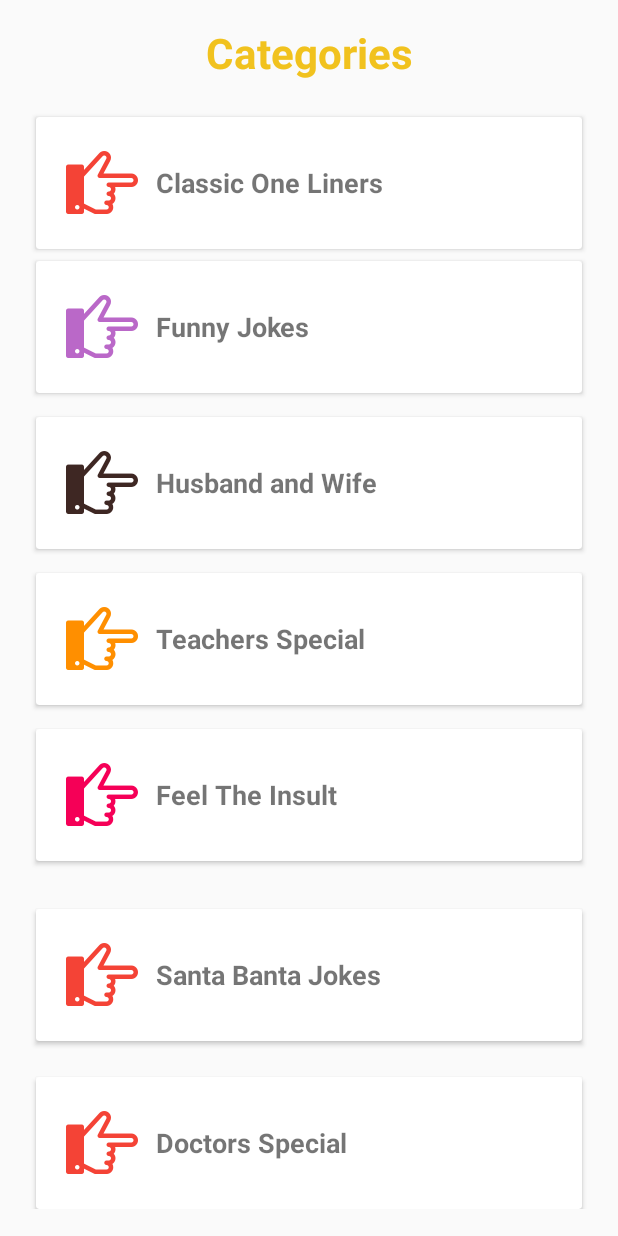
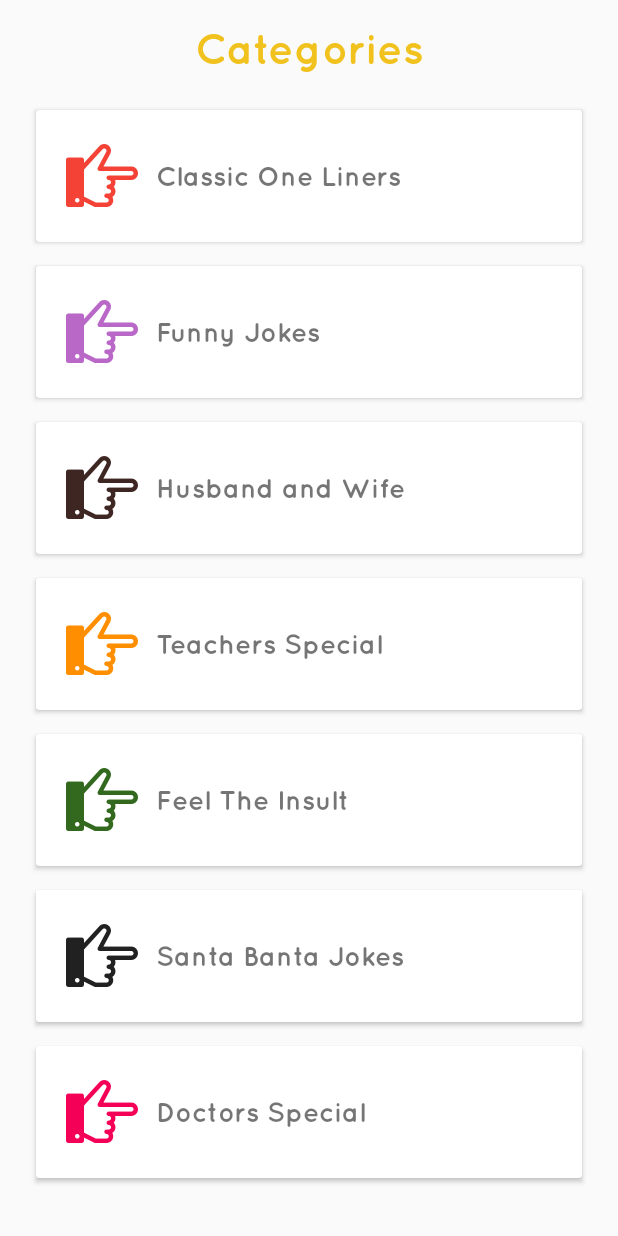
Before and after one commit to gosemathraj/TheJoke, an Android app: the layout fragment_home.xml on its own in the app's theme, with its tools: preview values and no code run, on a phone screen of 412 x 824 dp. Run offline under Robolectric (Android 15) with nearby library versions, the phone set to English and light mode, and no system bars.

Commit message:
first commit

```diff
--- a/app/build.gradle
+++ b/app/build.gradle
@@ -40,4 +40,5 @@ dependencies {
     testCompile 'junit:junit:4.12'
     compile project(path: ':backend', configuration: 'android-endpoints')
     compile project(path: ':whatajokeandroidlib')
+    androidTestCompile project(path: ':whatajoke')
 }
--- /dev/null
+++ b/app/src/main/java/com/gosemathraj/thejoke/CustomIconTextView.java
@@ -0,0 +1,42 @@
+package com.gosemathraj.thejoke;
+
+import android.annotation.TargetApi;
+import android.content.Context;
+import android.graphics.Typeface;
+import android.os.Build;
+import android.util.AttributeSet;
+import android.widget.TextView;
+
+/**
+ * Created by iamsparsh on 23/1/17.
+ */
+
+public class CustomIconTextView extends TextView {
+    public CustomIconTextView(Context context) {
+        super(context);
+        setFont(context);
+    }
+
+    public CustomIconTextView(Context context, AttributeSet attrs) {
+        super(context, attrs);
+        setFont(context);
+    }
+
+    public CustomIconTextView(Context context, AttributeSet attrs, int defStyleAttr) {
+        super(context, attrs, defStyleAttr);
+        setFont(context);
+    }
+
+    @TargetApi(Build.VERSION_CODES.LOLLIPOP)
+    public CustomIconTextView(Context context, AttributeSet attrs, int defStyleAttr, int defStyleRes) {
+        super(context, attrs, defStyleAttr, defStyleRes);
+        setFont(context);
+
+    }
+
+    public void setFont(Context context) {
+        Typeface face = Typeface.createFromAsset(context.getAssets(),
+                "icomoon.ttf");
+        setTypeface(face);
+    }
+}
--- /dev/null
+++ b/app/src/main/java/com/gosemathraj/thejoke/CustomTextView.java
@@ -0,0 +1,41 @@
+package com.gosemathraj.thejoke;
+
+import android.content.Context;
+import android.graphics.Typeface;
+import android.os.Build;
+import android.support.annotation.RequiresApi;
+import android.util.AttributeSet;
+import android.widget.TextView;
+
+/**
+ * Created by iamsparsh on 20/1/17.
+ */
+
+public class CustomTextView extends TextView {
+    public CustomTextView(Context context) {
+        super(context);
+        setFont(context);
+    }
+
+    public CustomTextView(Context context, AttributeSet attrs) {
+        super(context, attrs);
+        setFont(context);
+    }
+
+    public CustomTextView(Context context, AttributeSet attrs, int defStyleAttr) {
+        super(context, attrs, defStyleAttr);
+        setFont(context);
+    }
+
+    @RequiresApi(api = Build.VERSION_CODES.LOLLIPOP)
+    public CustomTextView(Context context, AttributeSet attrs, int defStyleAttr, int defStyleRes) {
+        super(context, attrs, defStyleAttr, defStyleRes);
+        setFont(context);
+    }
+
+    public void setFont(Context context){
+        Typeface face=Typeface.createFromAsset(context.getAssets(),
+                "quicksand.otf");
+        setTypeface(face);
+    }
+}
--- a/app/src/main/res/layout/fragment_home.xml
+++ b/app/src/main/res/layout/fragment_home.xml
@@ -9,21 +9,21 @@
     android:orientation="vertical"
     android:padding="@dimen/size16dp">
 
-    <TextView
+    <com.gosemathraj.thejoke.CustomTextView
         android:layout_width="match_parent"
         android:layout_height="wrap_content"
-        android:text="Categories"
+        android:text="@string/categoryTitle"
         android:gravity="center"
         android:textSize="@dimen/textsize28sp"
-        android:textColor="@color/yellow"
-        android:textStyle="bold"/>
+        android:textColor="@color/yellow"/>
 
     <android.support.v7.widget.CardView
         android:layout_width="match_parent"
         android:layout_height="wrap_content"
         android:layout_marginTop="@dimen/size24dp"
         android:layout_marginRight="@dimen/size8dp"
-        android:layout_marginLeft="@dimen/size8dp">
+        android:layout_marginLeft="@dimen/size8dp"
+        android:layout_marginBottom="@dimen/size8dp">
 
         <LinearLayout
             android:layout_width="match_parent"
@@ -32,7 +32,7 @@
             android:id="@+id/categoryOne"
             android:padding="@dimen/size8dp">
 
-            <com.gosemathraj.thejoke.CustomIcons
+            <com.gosemathraj.thejoke.CustomIconTextView
                 android:layout_width="@dimen/boxHeight"
                 android:layout_height="@dimen/boxHeight"
                 android:text="@string/pointerIcon"
@@ -40,13 +40,12 @@
                 android:gravity="center"
                 android:textColor="@color/redLight"/>
 
-            <TextView
+            <com.gosemathraj.thejoke.CustomTextView
                 android:layout_width="match_parent"
                 android:layout_height="wrap_content"
-                android:text="Classic One Liners"
+                android:text="@string/oneLiners"
                 android:textSize="@dimen/textsize18sp"
-                android:layout_gravity="center_vertical"
-                android:textStyle="bold"/>
+                android:layout_gravity="center_vertical"/>
 
         </LinearLayout>
 
@@ -64,7 +63,7 @@
             android:id="@+id/categoryTwo"
             android:padding="@dimen/size8dp">
 
-            <com.gosemathraj.thejoke.CustomIcons
+            <com.gosemathraj.thejoke.CustomIconTextView
                 android:layout_width="@dimen/boxHeight"
                 android:layout_height="@dimen/boxHeight"
                 android:text="@string/pointerIcon"
@@ -72,13 +71,12 @@
                 android:gravity="center"
                 android:textColor="@color/purpleLight"/>
 
-            <TextView
+            <com.gosemathraj.thejoke.CustomTextView
                 android:layout_width="match_parent"
                 android:layout_height="wrap_content"
-                android:text="Funny Jokes"
+                android:text="@string/funnyJokes"
                 android:textSize="@dimen/textsize18sp"
-                android:layout_gravity="center_vertical"
-                android:textStyle="bold"/>
+                android:layout_gravity="center_vertical"/>
 
         </LinearLayout>
 
@@ -96,7 +94,7 @@
             android:id="@+id/categoryThree"
             android:padding="@dimen/size8dp">
 
-            <com.gosemathraj.thejoke.CustomIcons
+            <com.gosemathraj.thejoke.CustomIconTextView
                 android:layout_width="@dimen/boxHeight"
                 android:layout_height="@dimen/boxHeight"
                 android:text="@string/pointerIcon"
@@ -104,13 +102,12 @@
                 android:gravity="center"
                 android:textColor="@color/darkBrown"/>
 
-            <TextView
+            <com.gosemathraj.thejoke.CustomTextView
                 android:layout_width="match_parent"
                 android:layout_height="wrap_content"
-                android:text="Husband and Wife"
+                android:text="@string/husbandAndWife"
                 android:textSize="@dimen/textsize18sp"
-                android:layout_gravity="center_vertical"
-                android:textStyle="bold"/>
+                android:layout_gravity="center_vertical"/>
 
         </LinearLayout>
 
@@ -128,7 +125,7 @@
             android:id="@+id/categoryFour"
             android:padding="@dimen/size8dp">
 
-            <com.gosemathraj.thejoke.CustomIcons
+            <com.gosemathraj.thejoke.CustomIconTextView
                 android:layout_width="@dimen/boxHeight"
                 android:layout_height="@dimen/boxHeight"
                 android:text="@string/pointerIcon"
@@ -136,13 +133,12 @@
                 android:gravity="center"
                 android:textColor="@color/safronLight"/>
 
-            <TextView
+            <com.gosemathraj.thejoke.CustomTextView
                 android:layout_width="match_parent"
                 android:layout_height="wrap_content"
-                android:text="Teachers Special"
+                android:text="@string/teacherSpecial"
                 android:textSize="@dimen/textsize18sp"
-                android:layout_gravity="center_vertical"
-                android:textStyle="bold"/>
+                android:layout_gravity="center_vertical"/>
 
         </LinearLayout>
 
@@ -160,21 +156,20 @@
             android:id="@+id/categoryFive"
             android:padding="@dimen/size8dp">
 
-            <com.gosemathraj.thejoke.CustomIcons
+            <com.gosemathraj.thejoke.CustomIconTextView
                 android:layout_width="@dimen/boxHeight"
                 android:layout_height="@dimen/boxHeight"
                 android:text="@string/pointerIcon"
                 android:textSize="@dimen/textsize48sp"
                 android:gravity="center"
-                android:textColor="@color/pinkLight"/>
+                android:textColor="@color/green"/>
 
-            <TextView
+            <com.gosemathraj.thejoke.CustomTextView
                 android:layout_width="match_parent"
                 android:layout_height="wrap_content"
-                android:text="Feel The Insult"
+                android:text="@string/insults"
                 android:textSize="@dimen/textsize18sp"
-                android:layout_gravity="center_vertical"
-                android:textStyle="bold"/>
+                android:layout_gravity="center_vertical"/>
 
         </LinearLayout>
 
@@ -183,9 +178,7 @@
     <android.support.v7.widget.CardView
         android:layout_width="match_parent"
         android:layout_height="wrap_content"
-        android:layout_marginTop="@dimen/size24dp"
-        android:layout_marginRight="@dimen/size8dp"
-        android:layout_marginLeft="@dimen/size8dp">
+        android:layout_margin="@dimen/size8dp">
 
         <LinearLayout
             android:layout_width="match_parent"
@@ -194,21 +187,20 @@
             android:id="@+id/categorySix"
             android:padding="@dimen/size8dp">
 
-            <com.gosemathraj.thejoke.CustomIcons
+            <com.gosemathraj.thejoke.CustomIconTextView
                 android:layout_width="@dimen/boxHeight"
                 android:layout_height="@dimen/boxHeight"
                 android:text="@string/pointerIcon"
                 android:textSize="@dimen/textsize48sp"
                 android:gravity="center"
-                android:textColor="@color/redLight"/>
+                android:textColor="@color/darkGrey"/>
 
-            <TextView
+            <com.gosemathraj.thejoke.CustomTextView
                 android:layout_width="match_parent"
                 android:layout_height="wrap_content"
-                android:text="Santa Banta Jokes"
+                android:text="@string/santaBanta"
                 android:textSize="@dimen/textsize18sp"
-                android:layout_gravity="center_vertical"
-                android:textStyle="bold"/>
+                android:layout_gravity="center_vertical"/>
 
         </LinearLayout>
 
@@ -217,9 +209,7 @@
     <android.support.v7.widget.CardView
         android:layout_width="match_parent"
         android:layout_height="wrap_content"
-        android:layout_marginTop="@dimen/size24dp"
-        android:layout_marginRight="@dimen/size8dp"
-        android:layout_marginLeft="@dimen/size8dp">
+        android:layout_margin="@dimen/size8dp">
 
         <LinearLayout
             android:layout_width="match_parent"
@@ -228,21 +218,20 @@
             android:id="@+id/categorySeven"
             android:padding="@dimen/size8dp">
 
-            <com.gosemathraj.thejoke.CustomIcons
+            <com.gosemathraj.thejoke.CustomIconTextView
                 android:layout_width="@dimen/boxHeight"
                 android:layout_height="@dimen/boxHeight"
                 android:text="@string/pointerIcon"
                 android:textSize="@dimen/textsize48sp"
                 android:gravity="center"
-                android:textColor="@color/redLight"/>
+                android:textColor="@color/pinkLight"/>
 
-            <TextView
+            <com.gosemathraj.thejoke.CustomTextView
                 android:layout_width="match_parent"
                 android:layout_height="wrap_content"
-                android:text="Doctors Special"
+                android:text="@string/doctorSpecial"
                 android:textSize="@dimen/textsize18sp"
-                android:layout_gravity="center_vertical"
-                android:textStyle="bold"/>
+                android:layout_gravity="center_vertical"/>
 
         </LinearLayout>
 
--- a/app/src/main/res/values/colors.xml
+++ b/app/src/main/res/values/colors.xml
@@ -11,6 +11,8 @@
     <color name="safronLight">#ff8f00</color>
     <color name="darkBrown">#3e2723</color>
     <color name="yellow">#f1c21e</color>
+    <color name="green">#33691e</color>
+    <color name="darkGrey">#212121</color>
     <color name="borderColor">#eeeeee</color>
 
 </resources>
--- a/app/src/main/res/values/dimens.xml
+++ b/app/src/main/res/values/dimens.xml
@@ -2,10 +2,12 @@
     <!-- Default screen margins, per the Android Design guidelines. -->
     <dimen name="activity_horizontal_margin">16dp</dimen>
     <dimen name="activity_vertical_margin">16dp</dimen>
+
     <dimen name="boxHeight">72dp</dimen>
     <dimen name="size16dp">16dp</dimen>
     <dimen name="size8dp">8dp</dimen>
     <dimen name="size24dp">24dp</dimen>
+
     <dimen name="textsize24sp">24sp</dimen>
     <dimen name="textsize28sp">28sp</dimen>
     <dimen name="textsize18sp">18sp</dimen>
--- a/app/src/main/res/values/strings.xml
+++ b/app/src/main/res/values/strings.xml
@@ -2,4 +2,13 @@
     <string name="app_name">TheJoke</string>
 
     <string name="pointerIcon">\uea04</string>
+    <string name="categoryTitle">Categories</string>
+    <string name="oneLiners">Classic One Liners</string>
+    <string name="funnyJokes">Funny Jokes</string>
+    <string name="husbandAndWife">Husband and Wife</string>
+    <string name="teacherSpecial">Teachers Special</string>
+    <string name="insults">Feel The Insult</string>
+    <string name="santaBanta">Santa Banta Jokes</string>
+    <string name="doctorSpecial">Doctors Special</string>
+
 </resources>
--- a/whatajokeandroidlib/src/main/res/values/dimens.xml
+++ b/whatajokeandroidlib/src/main/res/values/dimens.xml
@@ -3,6 +3,10 @@
     <dimen name="size16dp">16dp</dimen>
     <dimen name="size8dp">8dp</dimen>
     <dimen name="size4dp">4dp</dimen>
+    <dimen name="size36dp">36dp</dimen>
+
     <dimen name="textsize20sp">20sp</dimen>
-    <dimen name="size36dp">36dp</dimen>
+    <dimen name="size80dp">80dp</dimen>
+    <dimen name="size100dp">100dp</dimen>
+    <dimen name="size160dp">160dp</dimen>
 </resources>
--- a/whatajokeandroidlib/src/main/res/values/strings.xml
+++ b/whatajokeandroidlib/src/main/res/values/strings.xml
@@ -1,3 +1,5 @@
 <resources>
     <string name="app_name">WhatAJokeAndroidLib</string>
+    <string name="previous">Previous</string>
+    <string name="next">Next</string>
 </resources>
```
Also changed, not shown: app/src/main/java/com/gosemathraj/thejoke/GetJokeAsyncTask.java (+6 -11 lines), app/src/main/java/com/gosemathraj/thejoke/JokeListener.java (added, +14 -0 lines), app/src/main/java/com/gosemathraj/thejoke/JokeListenerObject.java (added, +27 -0 lines), whatajoke/src/main/java/com/gosemathraj/JokesCategories.java (+57 -20 lines), whatajokeandroidlib/src/main/java/com/gosemathraj/whatajokeandroidlib/WhatAJokeActivity.java (+6 -11 lines), whatajokeandroidlib/src/main/res/layout/whatajoke_activity.xml (+7 -7 lines), 18 other files.
